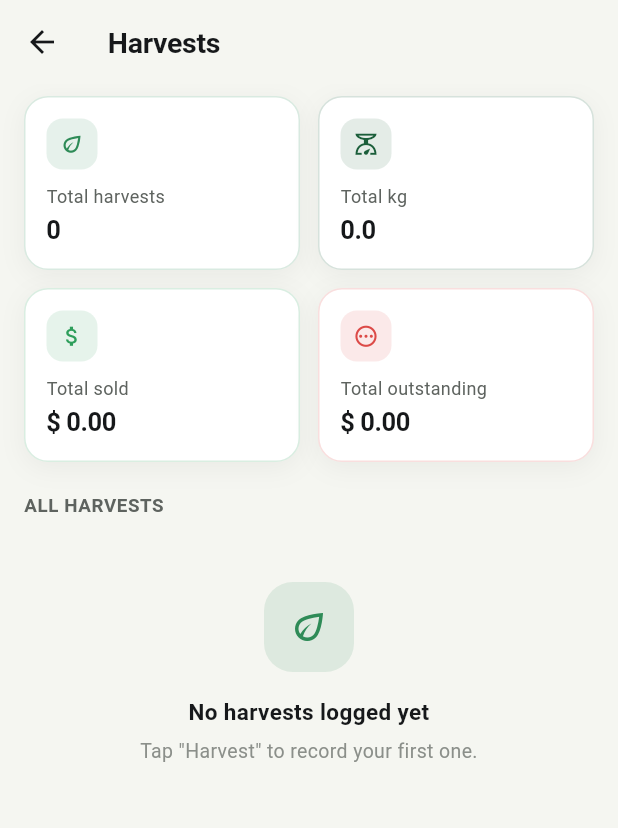
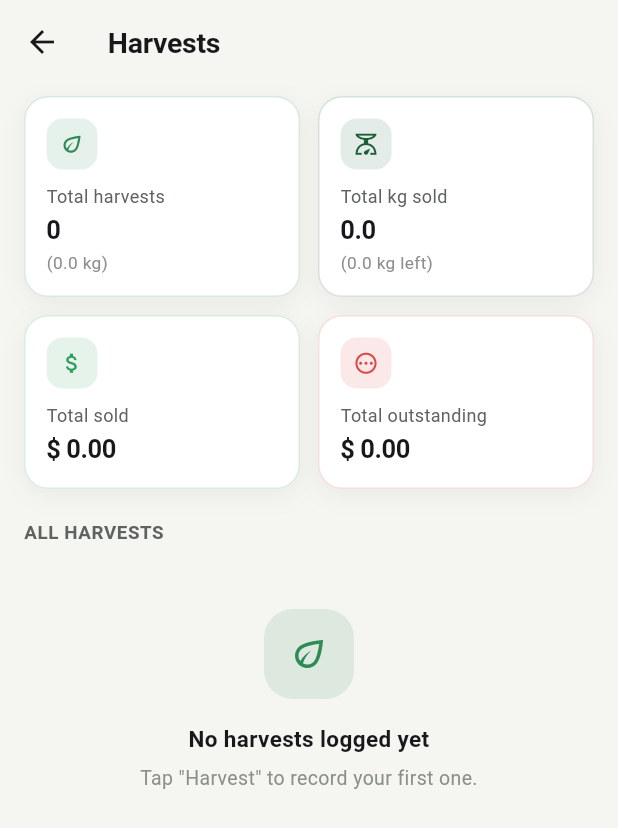
Before and after one commit to Amhaji34/JanataynFarmsCashApp, a Flutter app: the HarvestsScreen screen opened directly, on a phone screen of 412 x 824 dp. Shown: the top 828 px of the screen. Run offline on Flutter 3.47's test engine with Material 3 defaults, Android fonts, the phone set to English and light mode, and no system bars; our stand-ins replace fl_chart, supabase_flutter; accounts and stored records are empty.

Commit message:
Restructure Harvests screen top stat tiles to show kg alongside counts
"Total harvests" now shows total kg harvested as a sub-line, and
"Total kg" is replaced with "Total kg sold" showing kg remaining as
a sub-line, so the top row surfaces both the count/volume and the
sold/remaining split at a glance.

Co-Authored-By: Claude Sonnet 5 <noreply@anthropic.com>

```diff
--- a/lib/screens/harvests_screen.dart
+++ b/lib/screens/harvests_screen.dart
@@ -115,6 +115,12 @@ class _HarvestsScreenState extends State<HarvestsScreen> {
     (sum, h) => sum + (h['kg_harvested'] as num).toDouble(),
   );
 
+  double get _totalKgSold =>
+      _soldByHarvest.values.fold(0, (sum, kg) => sum + kg);
+
+  double get _totalKgRemaining =>
+      (_totalKg - _totalKgSold).clamp(0.0, double.infinity);
+
   Map<AppCurrency, double> get _totalOutstandingByCurrency => {
     for (final c in AppCurrency.values)
       c: (_totalValueByCurrency[c] ?? 0) - (_paidTotals[c] ?? 0),
@@ -174,7 +180,10 @@ class _HarvestsScreenState extends State<HarvestsScreen> {
                         child: StatTile(
                           icon: Icons.eco_outlined,
                           label: 'Total harvests',
-                          value: '${_harvests.length}',
+                          valueWidget: _StatValueWithSub(
+                            value: '${_harvests.length}',
+                            sub: '(${_totalKg.toStringAsFixed(1)} kg)',
+                          ),
                           color: AppColors.brandGreenLight,
                         ),
                       ),
@@ -182,8 +191,12 @@ class _HarvestsScreenState extends State<HarvestsScreen> {
                       Expanded(
                         child: StatTile(
                           icon: Icons.scale_outlined,
-                          label: 'Total kg',
-                          value: _totalKg.toStringAsFixed(1),
+                          label: 'Total kg sold',
+                          valueWidget: _StatValueWithSub(
+                            value: _totalKgSold.toStringAsFixed(1),
+                            sub:
+                                '(${_totalKgRemaining.toStringAsFixed(1)} kg left)',
+                          ),
                           color: AppColors.brandGreen,
                         ),
                       ),
@@ -370,3 +383,37 @@ class _HarvestsScreenState extends State<HarvestsScreen> {
     );
   }
 }
+
+/// A StatTile value with a smaller parenthetical line underneath (e.g.
+/// harvest count with total kg, or kg sold with kg remaining).
+class _StatValueWithSub extends StatelessWidget {
+  const _StatValueWithSub({required this.value, required this.sub});
+
+  final String value;
+  final String sub;
+
+  @override
+  Widget build(BuildContext context) {
+    return Column(
+      crossAxisAlignment: CrossAxisAlignment.start,
+      children: [
+        Text(
+          value,
+          style: const TextStyle(
+            fontSize: 17,
+            fontWeight: FontWeight.w700,
+            color: AppColors.ink,
+            letterSpacing: -0.3,
+          ),
+          overflow: TextOverflow.ellipsis,
+        ),
+        const SizedBox(height: 2),
+        Text(
+          sub,
+          style: const TextStyle(fontSize: 11.5, color: AppColors.inkMuted),
+          overflow: TextOverflow.ellipsis,
+        ),
+      ],
+    );
+  }
+}
```
Also changed, not shown: 1 other file.
